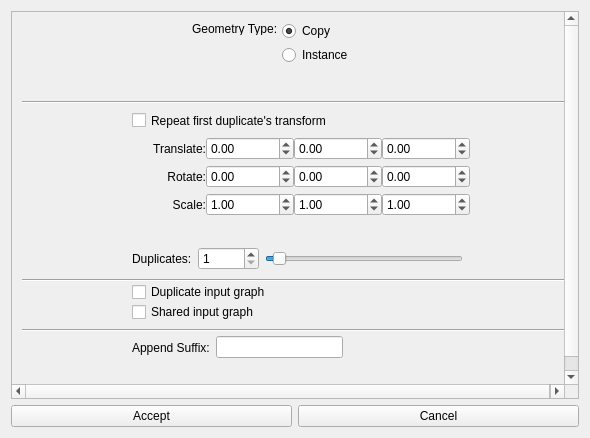
Above: dialog_main.ui from sacharobarts/duplicateSE before the change. Below: the same form after it.
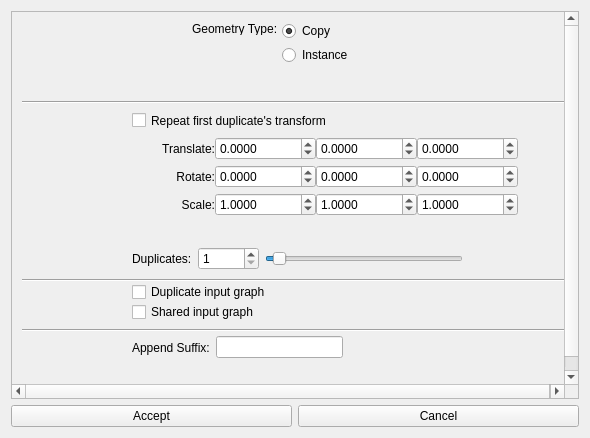
That is the form after the change.

Commit message: updates to preview count

What changed in the file:
```diff
--- a/dialog_main.ui
+++ b/dialog_main.ui
@@ -75,7 +75,7 @@
         <rect>
          <x>120</x>
          <y>120</y>
-         <width>338</width>
+         <width>386</width>
          <height>91</height>
         </rect>
        </property>
@@ -97,6 +97,9 @@
           </item>
           <item>
            <widget class="QDoubleSpinBox" name="t_x">
+            <property name="decimals">
+             <number>4</number>
+            </property>
             <property name="minimum">
              <double>-99999999.000000000000000</double>
             </property>
@@ -107,6 +110,9 @@
           </item>
           <item>
            <widget class="QDoubleSpinBox" name="t_y">
+            <property name="decimals">
+             <number>4</number>
+            </property>
             <property name="minimum">
              <double>-99999999.000000000000000</double>
             </property>
@@ -117,6 +123,9 @@
           </item>
           <item>
            <widget class="QDoubleSpinBox" name="t_z">
+            <property name="decimals">
+             <number>4</number>
+            </property>
             <property name="minimum">
              <double>-99999999.000000000000000</double>
             </property>
@@ -141,6 +150,9 @@
           </item>
           <item>
            <widget class="QDoubleSpinBox" name="r_x">
+            <property name="decimals">
+             <number>4</number>
+            </property>
             <property name="minimum">
              <double>-99999999.000000000000000</double>
             </property>
@@ -151,6 +163,9 @@
           </item>
           <item>
            <widget class="QDoubleSpinBox" name="r_y">
+            <property name="decimals">
+             <number>4</number>
+            </property>
             <property name="minimum">
              <double>-99999999.000000000000000</double>
             </property>
@@ -161,6 +176,9 @@
           </item>
           <item>
            <widget class="QDoubleSpinBox" name="r_z">
+            <property name="decimals">
+             <number>4</number>
+            </property>
             <property name="minimum">
              <double>-99999999.000000000000000</double>
             </property>
@@ -185,6 +203,9 @@
           </item>
           <item>
            <widget class="QDoubleSpinBox" name="s_x">
+            <property name="decimals">
+             <number>4</number>
+            </property>
             <property name="minimum">
              <double>-99999999.000000000000000</double>
             </property>
@@ -198,6 +219,9 @@
           </item>
           <item>
            <widget class="QDoubleSpinBox" name="s_y">
+            <property name="decimals">
+             <number>4</number>
+            </property>
             <property name="minimum">
              <double>-99999999.000000000000000</double>
             </property>
@@ -211,6 +235,9 @@
           </item>
           <item>
            <widget class="QDoubleSpinBox" name="s_z">
+            <property name="decimals">
+             <number>4</number>
+            </property>
             <property name="minimum">
              <double>-99999999.000000000000000</double>
             </property>
```
Left out of the diff: 4 changed lines with no effect on the pictures. The commit also changes 1 other file.
